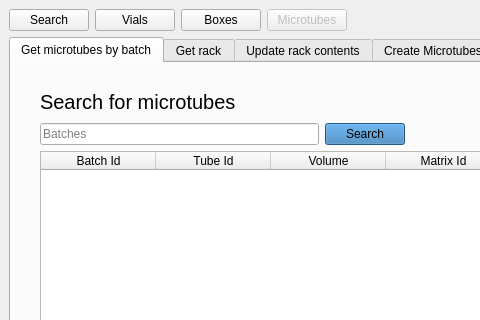
This is frontend/assets/microtubeswindow.ui in dahlbma/cello as Qt 5 draws it before an edit; both pictures show x 0 to 480 and y 0 to 320 of the 1257 by 810 pixel window. The edited form follows.
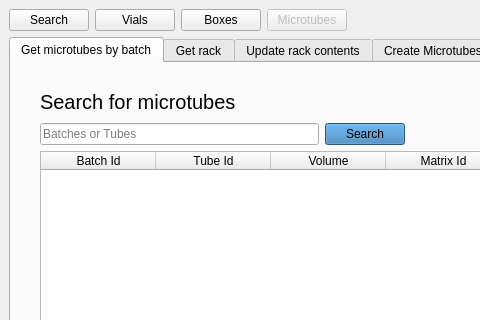
This is the edited form. The open tabs and pages were chosen to show the change.

Commit message: add more placeholder text

What changed in the file:
```diff
--- a/frontend/assets/microtubeswindow.ui
+++ b/frontend/assets/microtubeswindow.ui
@@ -140,7 +140,7 @@
                  </size>
                 </property>
                 <property name="placeholderText">
-                 <string>Batches</string>
+                 <string>Batches or Tubes</string>
                 </property>
                </widget>
               </item>
```
Left out of the diff: 2 changed lines with no effect on the pictures.
